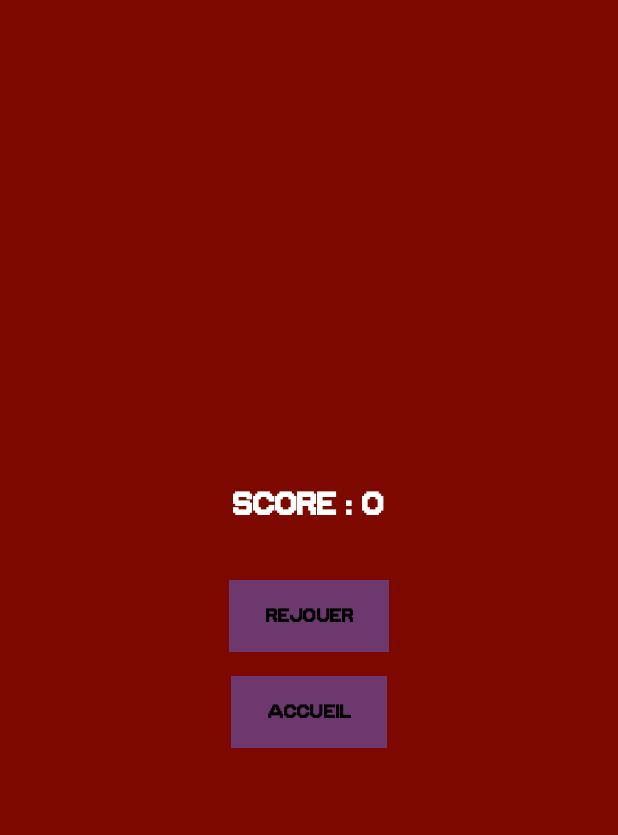
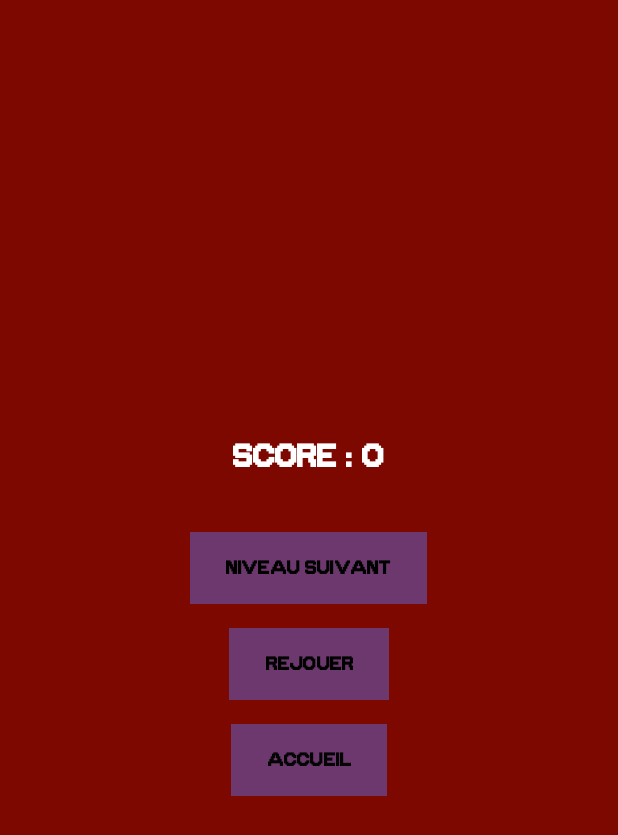
Before and after one commit to UnicornOfTheNight/AscensionIcare, an Android app: the layout activity_level_end.xml on its own in the app's theme, with its tools: preview values and no code run, on a phone screen of 412 x 824 dp. Shown: the top 835 px of the screen. Run offline under Robolectric (Android 15) with nearby library versions, the phone set to English and light mode, and no system bars; Roboto replaces fonts that are not available here.

Commit message:
changement niveau et fin jeu

```diff
--- a/app/src/main/java/com/example/superjump/Level1Activity.java
+++ b/app/src/main/java/com/example/superjump/Level1Activity.java
@@ -273,7 +273,8 @@ public class Level1Activity extends AppCompatActivity implements SensorEventList
         }
 
         if(characterY <= player.getHeight()+100) {
-            Intent homeIntent = new Intent(Level1Activity.this, Level2Activity.class);
+            LevelEndActivity.toGo = Level2Activity.class;
+            Intent homeIntent = new Intent(Level1Activity.this, LevelEndActivity.class);
             homeIntent.setFlags(Intent.FLAG_ACTIVITY_CLEAR_TOP | Intent.FLAG_ACTIVITY_SINGLE_TOP);
             startActivity(homeIntent);
             finish();
--- a/app/src/main/java/com/example/superjump/Level2Activity.java
+++ b/app/src/main/java/com/example/superjump/Level2Activity.java
@@ -21,6 +21,7 @@ import java.util.ArrayList;
 import java.util.List;
 
 public class Level2Activity extends AppCompatActivity implements SensorEventListener {
+    public static String score = "";
     private ImageView character;
     private ImageView startPlatform;
     private PlatformCreationHelper platformCreator;
@@ -172,7 +173,8 @@ public class Level2Activity extends AppCompatActivity implements SensorEventList
             character.setY(characterY);
 
             if(characterY <= character.getHeight()+100) {
-                Intent homeIntent = new Intent(Level2Activity.this, Level4Activity.class);
+                LevelEndActivity.toGo = Level4Activity.class;
+                Intent homeIntent = new Intent(Level2Activity.this, LevelEndActivity.class);
                 homeIntent.setFlags(Intent.FLAG_ACTIVITY_CLEAR_TOP | Intent.FLAG_ACTIVITY_SINGLE_TOP);
                 startActivity(homeIntent);
                 finish();
--- a/app/src/main/res/layout/activity_level_end.xml
+++ b/app/src/main/res/layout/activity_level_end.xml
@@ -20,6 +20,17 @@
         android:layout_marginBottom="40dp"
         android:fontFamily="@font/goldenagenoire"/>
 
+    <Button
+        android:id="@+id/buttonNext"
+        android:layout_width="wrap_content"
+        android:layout_height="wrap_content"
+        android:text="Niveau suivant"
+        android:background="#AAFFFFFF"
+        android:textColor="#000000"
+        android:elevation="4dp"
+        android:layout_marginBottom="16dp"
+        android:textStyle="bold"
+        android:fontFamily="@font/goldenagenoire"/>
 
     <!-- Bouton Rejouer -->
     <Button
@@ -45,4 +56,5 @@
         android:text="Accueil"
         android:textColor="#040404"
         android:textStyle="bold" />
+
 </LinearLayout>
```
Also changed, not shown: app/src/main/AndroidManifest.xml (+9 -5 lines), app/src/main/java/com/example/superjump/GameOverActivity.java (+25 -9 lines), app/src/main/java/com/example/superjump/Level4Activity.java (+7 -0 lines), app/src/main/java/com/example/superjump/LevelEndActivity.java (+14 -1 lines), app/src/main/res/layout/activity_game_over.xml (+27 -6 lines).
